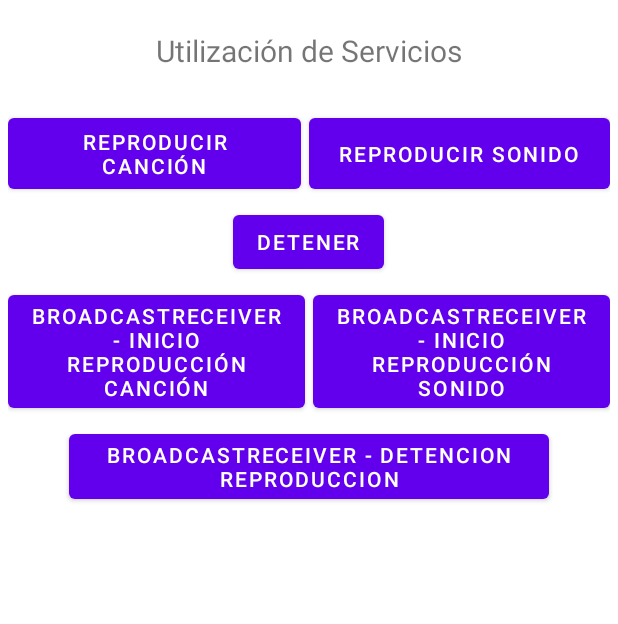
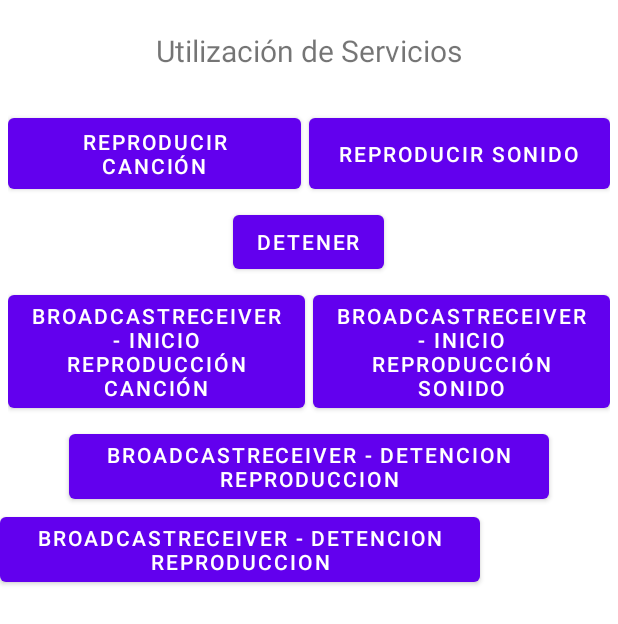
Before and after one commit to xipi3000/MiniAct4, an Android app: the layout activity_main.xml on its own in the app's theme, with its tools: preview values and no code run, on a phone screen of 412 x 824 dp. Shown: the top 624 px of the screen. Run offline under Robolectric (Android 15) with nearby library versions, the phone set to English and light mode, and no system bars.

Commit message:
D ma o meno i opcionals

```diff
--- a/app/src/main/res/layout/activity_main.xml
+++ b/app/src/main/res/layout/activity_main.xml
@@ -84,5 +84,12 @@
 
 
     </LinearLayout>
+    <Button
+        android:layout_width="wrap_content"
+        android:layout_height="wrap_content"
+        android:text="@string/botoBroadcastFin"
+        android:id="@+id/btnUri">
+    </Button>
+
 
 </LinearLayout>
```
Also changed, not shown: app/src/main/java/udl/eps/manejoserviciokotlininc/ElBroadcastReceiver.kt (+14 -7 lines), app/src/main/java/udl/eps/manejoserviciokotlininc/MainActivity.kt (+31 -2 lines).
